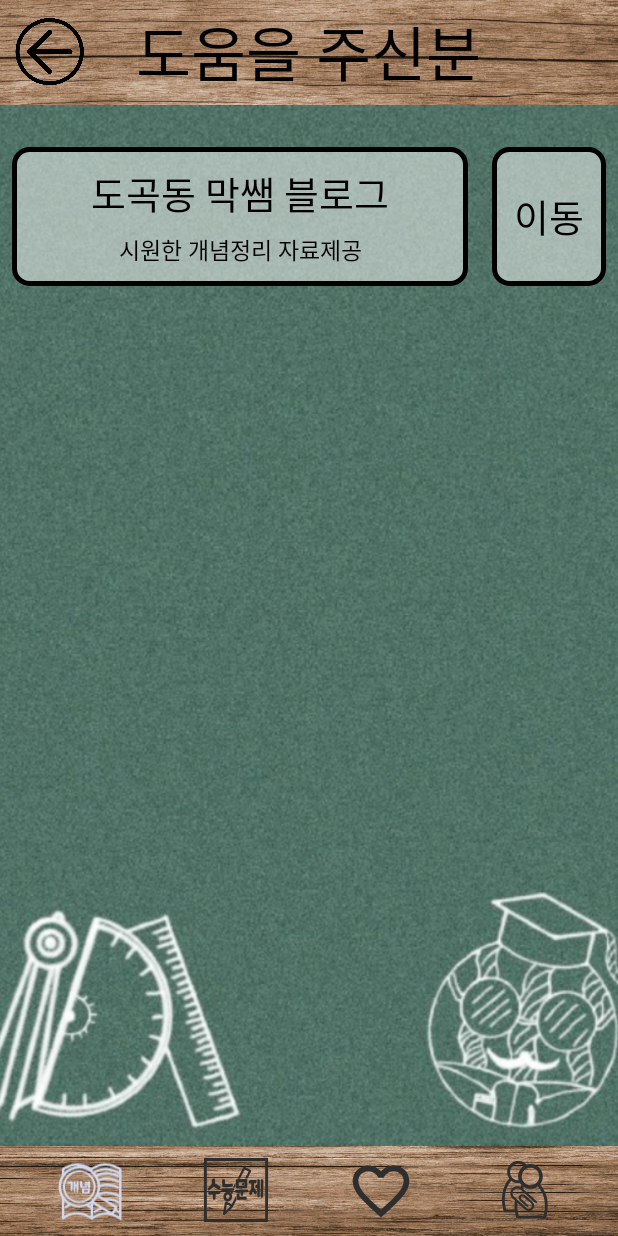
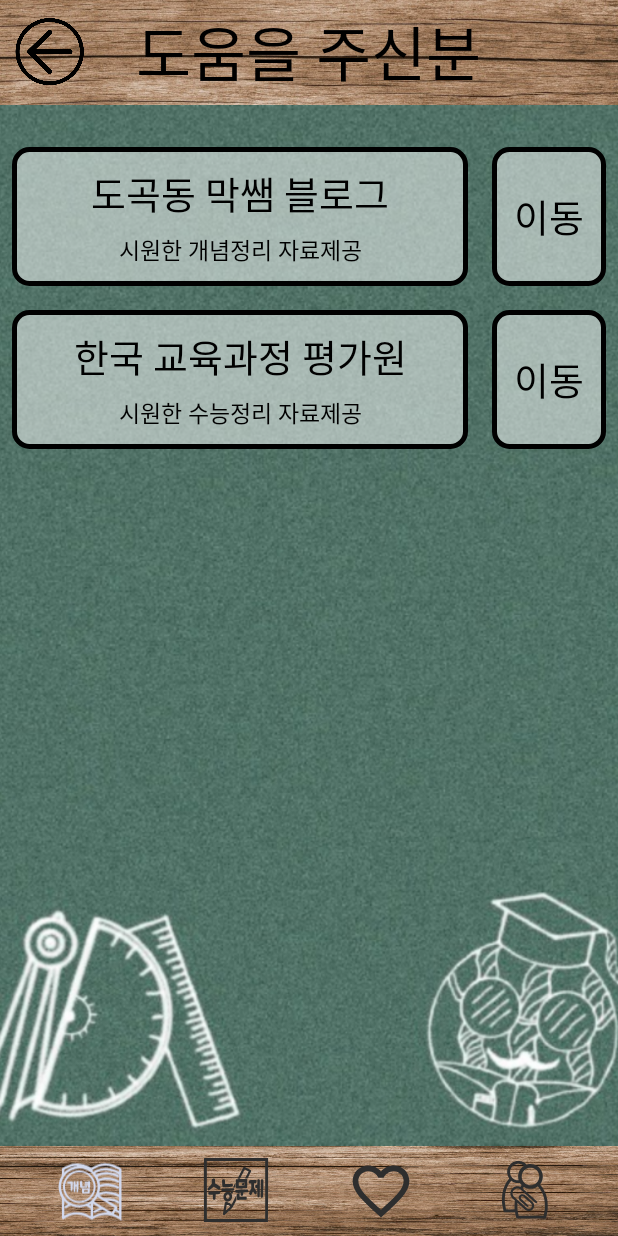
Before and after one commit to jmseb3/app_watermelon, an Android app: the fragment HelpPeopleFragment placed in its activity, on a phone screen of 412 x 824 dp. Run offline under Robolectric (Android 15) with nearby library versions, the phone set to English and light mode, and no system bars; our stand-ins replace Room's generated code; 4 statements that could not run were skipped.

Commit message:
3.6 최종버전 수정

```diff
--- a/project/app/build.gradle
+++ b/project/app/build.gradle
@@ -15,8 +15,8 @@ android {
         applicationId "com.math.watermelon"
         minSdkVersion 24
         targetSdkVersion 30
-        versionCode 14
-        versionName "3.5"
+        versionCode 15
+        versionName "3.6"
 
         javaCompileOptions {
             annotationProcessorOptions {
--- a/project/app/src/main/java/com/math/watermelon/HelpPeopleFragment.kt
+++ b/project/app/src/main/java/com/math/watermelon/HelpPeopleFragment.kt
@@ -36,6 +36,13 @@ class HelpPeopleFragment : Fragment() {
             startActivity(webIntent)
         }
 
+        binding.helpPersonbtn2.setOnClickListener {
+            val webIntent: Intent = Intent(Intent.ACTION_VIEW,
+                    Uri.parse("https://www.kice.re.kr/")
+            )
+            startActivity(webIntent)
+        }
+
         return binding.root
     }
     override fun onAttach(context: Context) {
--- a/project/app/src/main/res/layout/activity_splash.xml
+++ b/project/app/src/main/res/layout/activity_splash.xml
@@ -18,7 +18,8 @@
         android:layout_marginTop="120dp"
         android:layout_marginEnd="10dp"
         android:padding="20dp"
-        android:src="@drawable/watermelon" />
+        android:scaleType="fitCenter"
+        android:src="@drawable/logo" />
 
     <TextView
         android:id="@+id/textView"
--- a/project/app/src/main/res/layout/fragment_help_people.xml
+++ b/project/app/src/main/res/layout/fragment_help_people.xml
@@ -70,8 +70,15 @@
             <LinearLayout
                 android:layout_width="match_parent"
                 android:layout_height="wrap_content"
+                android:orientation="vertical"
                 android:weightSum="5">
 
+                <LinearLayout
+                    android:layout_weight="1"
+                    android:layout_width="match_parent"
+                    android:layout_height="wrap_content"
+                    android:orientation="horizontal"
+                    android:weightSum="5">
                     <LinearLayout
                         android:layout_margin="8dp"
                         android:padding="10dp"
@@ -118,6 +125,66 @@
                         android:textColor="@color/black"
                         android:textSize="25sp" />
 
+
+                </LinearLayout>
+                <LinearLayout
+                    android:layout_weight="1"
+                    android:layout_width="match_parent"
+                    android:layout_height="wrap_content"
+                    android:orientation="horizontal"
+                    android:weightSum="5">
+                    <LinearLayout
+                        android:layout_margin="8dp"
+                        android:padding="10dp"
+                        android:layout_width="0dp"
+                        android:layout_height="match_parent"
+                        android:orientation="vertical"
+                        android:background="@drawable/btn_layout"
+                        android:layout_weight="4"
+                        android:weightSum="3">
+
+                        <TextView
+                            android:layout_width="match_parent"
+                            android:layout_height="0dp"
+                            android:layout_weight="2"
+                            android:fontFamily="@font/thisfont"
+                            android:gravity="center"
+                            android:text="한국 교육과정 평가원"
+                            android:textColor="@color/black"
+                            android:textSize="25sp" />
+
+                        <TextView
+                            android:layout_marginTop="5dp"
+                            android:layout_width="match_parent"
+                            android:layout_height="0dp"
+                            android:layout_weight="1"
+                            android:fontFamily="@font/thisfont"
+                            android:gravity="center"
+                            android:text="시원한 수능정리 자료제공"
+                            android:layout_marginBottom="5dp"
+                            android:textColor="@color/black"
+                            android:textSize="15sp" />
+                    </LinearLayout>
+
+                    <Button
+                        android:id="@+id/helpPersonbtn2"
+                        android:layout_width="0dp"
+                        android:layout_height="match_parent"
+                        android:layout_margin="8dp"
+                        android:layout_weight="1"
+                        android:background="@drawable/btn_layout"
+                        android:fontFamily="@font/thisfont"
+                        android:gravity="center"
+                        android:text="이동"
+                        android:textColor="@color/black"
+                        android:textSize="25sp" />
+
+
+                </LinearLayout>
+
+
+
+
             </LinearLayout>
 
 
```
Also changed, not shown: project/app/src/main/java/com/math/watermelon/HasulFragment.kt (+8 -0 lines), project/app/src/main/java/com/math/watermelon/etcFragment.kt (+10 -0 lines), project/app/src/main/res/drawable/ic_baseline_keyboard_arrow_down_24.xml (added, +10 -0 lines), project/app/src/main/res/drawable/ic_baseline_keyboard_arrow_up_24.xml (added, +10 -0 lines), project/app/src/main/res/layout/fragment_etc.xml (+13 -12 lines), project/app/src/main/res/layout/fragment_hasul.xml (+18 -0 lines), project/app/src/main/res/drawable-hdpi/loading.png, project/app/src/main/res/drawable-hdpi/watermelon.png (deleted), project/app/src/main/res/drawable-mdpi/loading.png, project/app/src/main/res/drawable-mdpi/watermelon.png (deleted), project/app/src/main/res/drawable-xhdpi/loading.png, project/app/src/main/res/drawable-xhdpi/watermelon.png (deleted), project/app/src/main/res/drawable-xxhdpi/loading.png, project/app/src/main/res/drawable-xxxhdpi/loading.png, 2 other files. Lines whose indentation alone changed are shown as unchanged.
